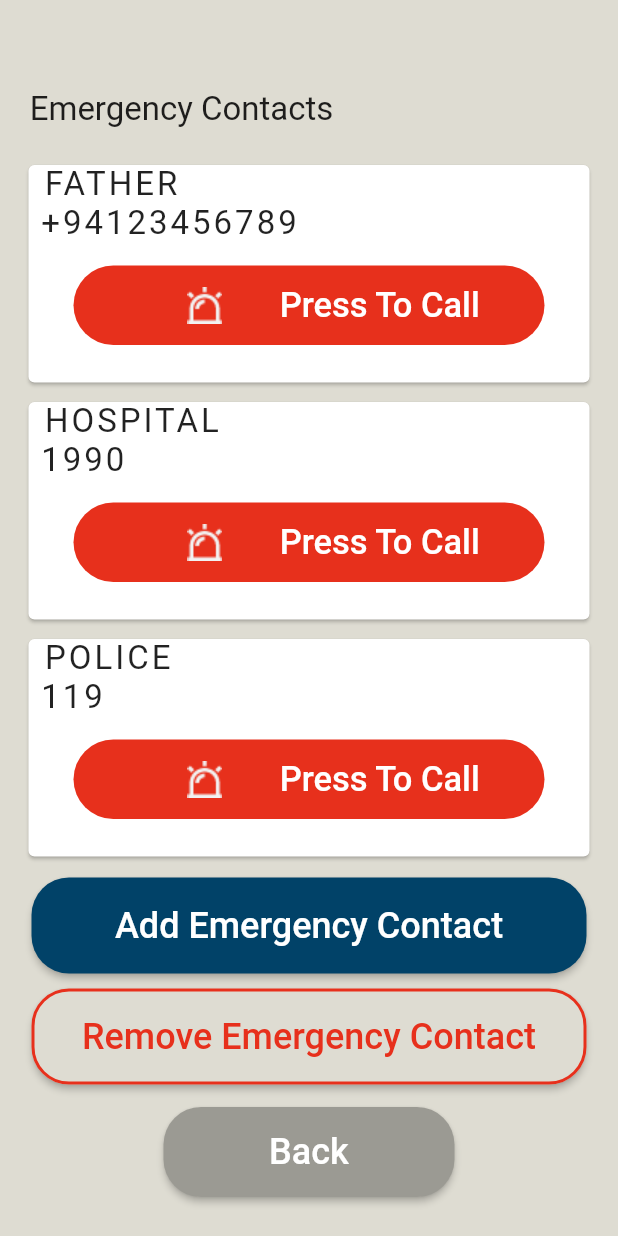
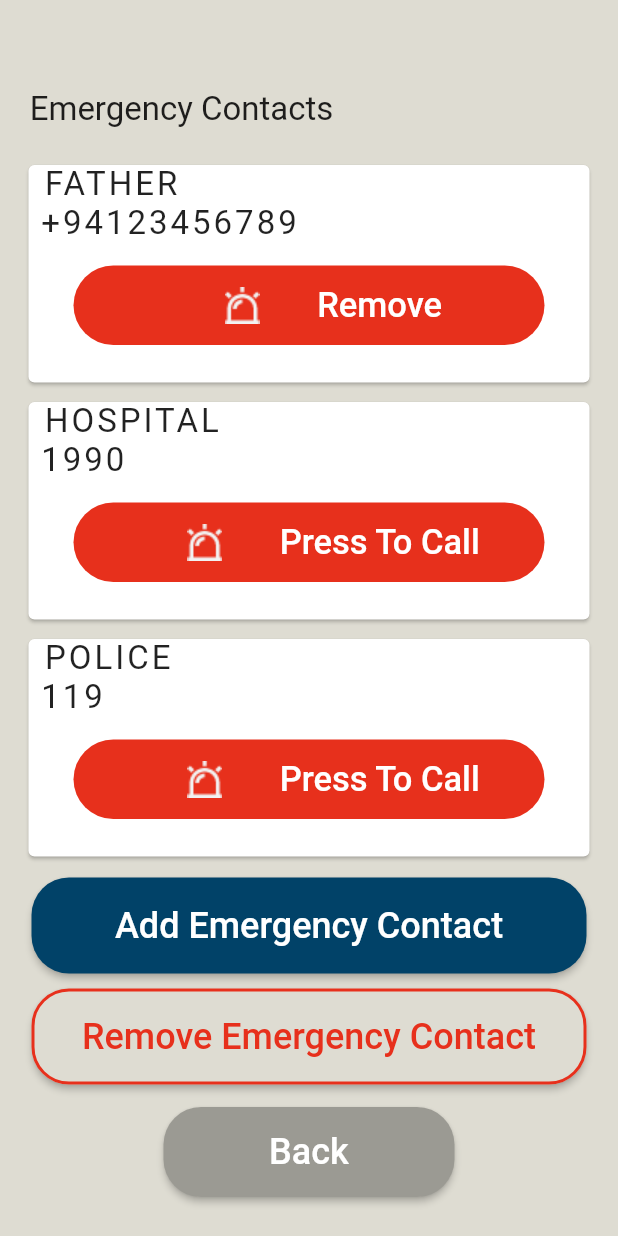
Before and after one commit to AQEEL-SHAFY/Ollin, a Flutter app: the EmergencyContact screen opened directly, after a tap on "Remove Emergency Contact", on a phone screen of 412 x 824 dp. Run offline on Flutter 3.47's test engine with Material 2 defaults, Android fonts, the light colour scheme and no system bars.

Commit message:
11th commit

```diff
--- a/lib/emergency_contact.dart
+++ b/lib/emergency_contact.dart
@@ -3,9 +3,15 @@
 import 'package:flutter/material.dart';
 import 'package:ollin/add_contact.dart';
 
-class EmergencyContact extends StatelessWidget {
+class EmergencyContact extends StatefulWidget {
   const EmergencyContact({Key? key}) : super(key: key);
 
+  @override
+  State<EmergencyContact> createState() => _EmergencyContactState();
+}
+
+class _EmergencyContactState extends State<EmergencyContact> {
+  bool _isDelete = false;
   @override
   Widget build(BuildContext context) {
     return Scaffold(
@@ -36,11 +42,15 @@ class EmergencyContact extends StatelessWidget {
                       " +94123456789 ",
                       style: TextStyle(fontSize: 22.0, letterSpacing: 2.0),
                     ),
-                    Container(
+                    _isDelete
+                        ? Container(
                             height: 53,
                             width: 334,
                             margin: EdgeInsets.only(
-                          top: 15.0, left: 30.0, right: 30.0, bottom: 25.0),
+                                top: 15.0,
+                                left: 30.0,
+                                right: 30.0,
+                                bottom: 25.0),
                             child: RaisedButton(
                                 onPressed: () {},
                                 elevation: 0.0,
@@ -55,7 +65,41 @@ class EmergencyContact extends StatelessWidget {
                                       width: 100.0,
                                     ),
                                     Padding(
-                                  padding: EdgeInsets.fromLTRB(0, 1, 0, 0),
+                                        padding:
+                                            EdgeInsets.fromLTRB(0, 1, 0, 0),
+                                        child: Text(
+                                          "Remove ",
+                                          style: TextStyle(fontSize: 23.0),
+                                        ))
+                                  ],
+                                ),
+                                textColor: Colors.white,
+                                color: Color(0xFFE7301C)),
+                          )
+                        : Container(
+                            height: 53,
+                            width: 334,
+                            margin: EdgeInsets.only(
+                                top: 15.0,
+                                left: 30.0,
+                                right: 30.0,
+                                bottom: 25.0),
+                            child: RaisedButton(
+                                onPressed: () {},
+                                elevation: 0.0,
+                                shape: RoundedRectangleBorder(
+                                    borderRadius: BorderRadius.circular(30.0)),
+                                child: Row(
+                                  mainAxisSize: MainAxisSize.min,
+                                  children: <Widget>[
+                                    Image.asset(
+                                      'images/alarm-warning-line.png',
+                                      height: 100.0,
+                                      width: 100.0,
+                                    ),
+                                    Padding(
+                                        padding:
+                                            EdgeInsets.fromLTRB(0, 1, 0, 0),
                                         child: Text(
                                           "Press To Call ",
                                           style: TextStyle(fontSize: 23.0),
@@ -209,7 +253,11 @@ class EmergencyContact extends StatelessWidget {
                       borderRadius: BorderRadius.circular(25.0),
                       side: BorderSide(width: 2, color: Color(0xFFE7301C)),
                     ))),
-                onPressed: () {},
+                onPressed: () {
+                  setState(() {
+                    _isDelete = !_isDelete;
+                  });
+                },
               ),
             ),
             Container(
--- a/pubspec.yaml
+++ b/pubspec.yaml
@@ -36,6 +36,7 @@ dependencies:
   # Use with the CupertinoIcons class for iOS style icons.
   cupertino_icons: ^1.0.2
   font_awesome_flutter: ^9.2.0
+  # camera: ^0.9.4+10
 
 dev_dependencies:
   flutter_test:
```
Lines whose indentation alone changed are shown as unchanged.
